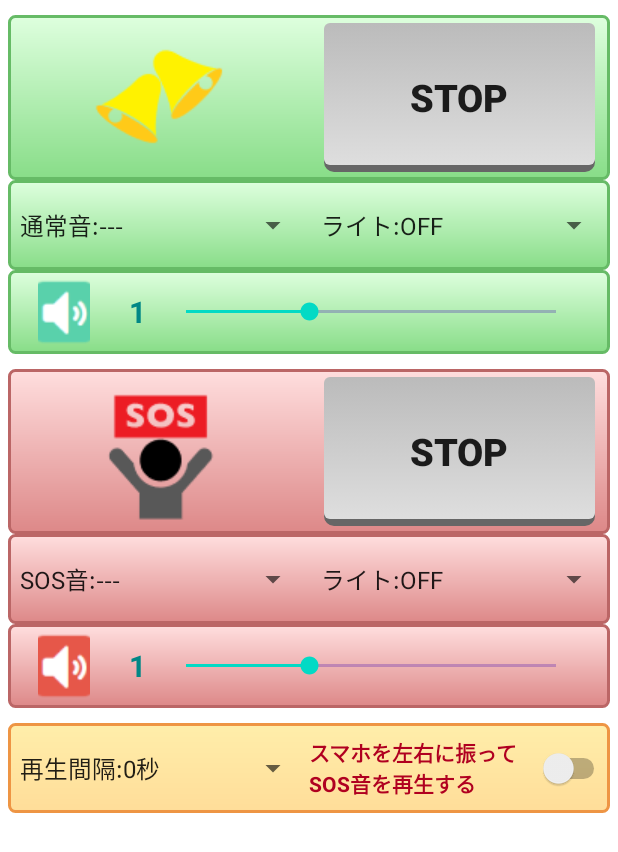
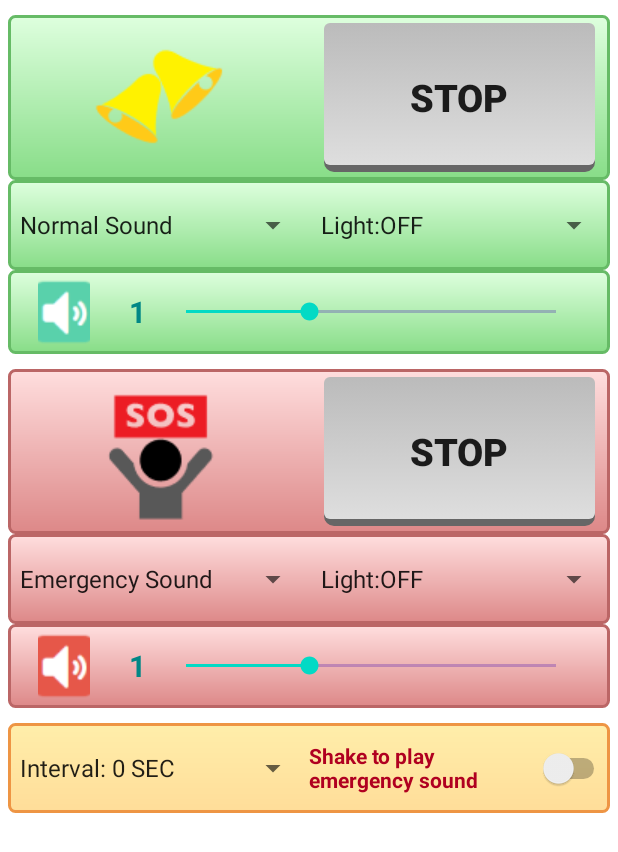
Before and after one commit to tfs-apps-one/BeastBusterPro, an Android app: the layout activity_main.xml on its own in the app's theme, with its tools: preview values and no code run, on a phone screen of 412 x 824 dp. Shown: the top 852 px of the screen. Run offline under Robolectric (Android 15) with nearby library versions, the phone set to English and light mode, and no system bars.

Commit message:
英語表示の追加

```diff
--- a/app/build.gradle
+++ b/app/build.gradle
@@ -9,8 +9,8 @@ android {
         applicationId "tfsapps.beastbusterpro"
         minSdkVersion 26
         targetSdkVersion 30
-        versionCode 1
-        versionName "1.0"
+        versionCode 2
+        versionName "1.1"
 
         testInstrumentationRunner "androidx.test.runner.AndroidJUnitRunner"
     }
--- a/app/src/main/AndroidManifest.xml
+++ b/app/src/main/AndroidManifest.xml
@@ -15,7 +15,7 @@
         android:allowBackup="true"
         android:icon="@drawable/bp96x96"
         android:label="@string/app_name"
-        android:roundIcon="@mipmap/ic_launcher_round"
+        android:roundIcon="@drawable/bp96x96"
         android:supportsRtl="true"
         android:theme="@style/Theme.BeastBusterPro">
         <activity android:name=".MainActivity"
--- a/app/src/main/res/layout/activity_main.xml
+++ b/app/src/main/res/layout/activity_main.xml
@@ -30,13 +30,14 @@
             android:id="@+id/btn_img_normal"
             android:layout_width="0dp"
             android:layout_height="match_parent"
-            android:layout_marginBottom="5dp"
-            android:layout_marginEnd="10dp"
             android:layout_marginStart="10dp"
             android:layout_marginTop="5dp"
+            android:layout_marginEnd="10dp"
+            android:layout_marginBottom="5dp"
+            android:layout_weight="1"
             android:background="@null"
-            android:layout_weight="1"
-            android:src="@drawable/bell1" />
+            android:src="@drawable/bell1"
+            tools:ignore="SpeakableTextPresentCheck" />
 
         <ToggleButton
             android:id="@+id/toggle_normal"
@@ -105,13 +106,14 @@
             android:id="@+id/btn_img_volume1"
             android:layout_width="0dp"
             android:layout_height="match_parent"
-        android:layout_marginBottom="0dp"
-        android:layout_marginEnd="1dp"
             android:layout_marginStart="20dp"
             android:layout_marginTop="0dp"
+            android:layout_marginEnd="1dp"
+            android:layout_marginBottom="0dp"
             android:layout_weight="1"
             android:background="@null"
-        android:src="@drawable/volume1" />
+            android:src="@drawable/volume1"
+            tools:ignore="TouchTargetSizeCheck,SpeakableTextPresentCheck" />
 
     <TextView
         android:id="@+id/text_volume1"
@@ -167,13 +169,14 @@
             android:id="@+id/btn_img_emergency"
             android:layout_width="0dp"
             android:layout_height="match_parent"
-            android:layout_marginBottom="5dp"
-            android:layout_marginEnd="10dp"
             android:layout_marginStart="10dp"
             android:layout_marginTop="5dp"
+            android:layout_marginEnd="10dp"
+            android:layout_marginBottom="5dp"
             android:layout_weight="1"
             android:background="@null"
-            android:src="@drawable/sos1" />
+            android:src="@drawable/sos1"
+            tools:ignore="SpeakableTextPresentCheck" />
 
         <ToggleButton
             android:id="@+id/toggle_emergency"
@@ -241,13 +244,14 @@
             android:id="@+id/btn_img_volume2"
             android:layout_width="0dp"
             android:layout_height="match_parent"
-        android:layout_marginBottom="0dp"
-        android:layout_marginEnd="1dp"
             android:layout_marginStart="20dp"
             android:layout_marginTop="0dp"
+            android:layout_marginEnd="1dp"
+            android:layout_marginBottom="0dp"
             android:layout_weight="1"
             android:background="@null"
-        android:src="@drawable/volume2" />
+            android:src="@drawable/volume2"
+            tools:ignore="SpeakableTextPresentCheck,TouchTargetSizeCheck" />
 
     <TextView
         android:id="@+id/text_volume2"
--- a/app/src/main/res/values/strings.xml
+++ b/app/src/main/res/values/strings.xml
@@ -1,52 +1,52 @@
 <resources>
-    <string name="app_name">熊鈴Pro</string>
+    <string name="app_name">BearBell Pro</string>
 
     <string-array name="list_sound1">
-    <item>通常音:---</item>
-    <item>通常音:鈴音1</item>
-    <item>通常音:鈴音2</item>
-    <item>通常音:鈴音3</item>
-    <item>通常音:雷鳴1</item>
-    <item>通常音:雷鳴2</item>
-    <item>通常音:雷鳴3</item>
-    <item>通常音:爆竹</item>
-    <item>通常音:花火</item>
-    <item>通常音:ラジオ</item>
-    <item>通常音:ﾎｲｯｽﾙ</item>
+        <item>Normal Sound</item>
+        <item>BELL 1</item>
+        <item>BELL 2</item>
+        <item>BELL 3</item>
+        <item>THUNDER 1</item>
+        <item>THUNDER 2</item>
+        <item>THUNDER 3</item>
+        <item>FIRECRACKER</item>
+        <item>FIREWORK</item>
+        <item>RADIO</item>
+        <item>WHISTLE</item>
     </string-array>
 
     <string-array name="list_sound2">
-    <item>SOS音:---</item>
-    <item>SOS音:鈴音1</item>
-    <item>SOS音:鈴音2</item>
-    <item>SOS音:鈴音3</item>
-    <item>SOS音:雷鳴1</item>
-    <item>SOS音:雷鳴2</item>
-    <item>SOS音:雷鳴3</item>
-    <item>SOS音:爆竹</item>
-    <item>SOS音:花火</item>
-    <item>SOS音:ラジオ</item>
-    <item>SOS音:ﾎｲｯｽﾙ</item>
+        <item>Emergency Sound</item>
+        <item>BELL 1</item>
+        <item>BELL 2</item>
+        <item>BELL 3</item>
+        <item>THUNDER 1</item>
+        <item>THUNDER 2</item>
+        <item>THUNDER 3</item>
+        <item>FIRECRACKER</item>
+        <item>FIREWORK</item>
+        <item>RADIO</item>
+        <item>WHISTLE</item>
     </string-array>
 
     <string-array name="list_light">
-    <item>ライト:OFF</item>
-    <item>ライト:ON</item>
-    <item>ライト:点滅</item>
+        <item>Light:OFF</item>
+        <item>Light:ON</item>
+        <item>Light:FLASH</item>
     </string-array>
 
     <string-array name="list_interval">
-    <item>再生間隔:0秒</item>
-    <item>再生間隔:1秒</item>
-    <item>再生間隔:3秒</item>
-    <item>再生間隔:5秒</item>
-    <item>再生間隔:7秒</item>
-    <item>再生間隔:10秒</item>
-    <item>再生間隔:15秒</item>
-    <item>再生間隔:20秒</item>
-    <item>再生間隔:30秒</item>
+        <item>Interval:  0 SEC</item>
+        <item>Interval:  1 SEC</item>
+        <item>Interval:  3 SEC</item>
+        <item>Interval:  5 SEC</item>
+        <item>Interval:  7 SEC</item>
+        <item>Interval: 10 SEC</item>
+        <item>Interval: 15 SEC</item>
+        <item>Interval: 20 SEC</item>
+        <item>Interval: 30 SEC</item>
     </string-array>
 
-    <string name="sw_shake">スマホを左右に振ってSOS音を再生する</string>
+    <string name="sw_shake">Shake to play emergency sound</string>
 
 </resources>
```
Also changed, not shown: 2 other files. Lines whose indentation alone changed are shown as unchanged.
